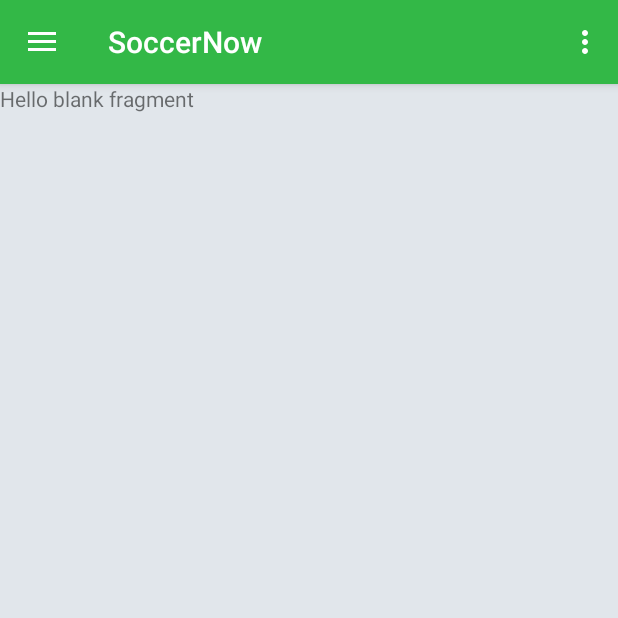
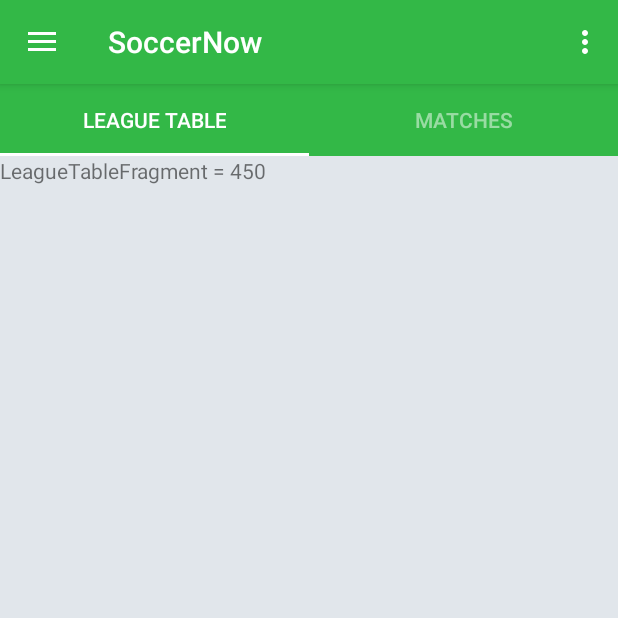
Before and after one commit to Samuel-Samir/Capstone-Project, an Android app: the screen it shows after launch (ContentActivity), in the side drawer, after a tap on "Ligue 1", on a phone screen of 412 x 824 dp, the top half of it. Run offline under Robolectric (Android 15) with nearby library versions, the phone set to English and light mode, and no system bars; our stand-ins replace Picasso; pictures from the network do not load; 2 statements that could not run were skipped.

Commit message:
Adding League Table and Matches fragments

```diff
--- a/SoccerNow/app/src/main/java/samuel/example/com/soccernow/model/football/Competition.java
+++ b/SoccerNow/app/src/main/java/samuel/example/com/soccernow/model/football/Competition.java
@@ -114,7 +114,7 @@ public class Competition {
 
 
         "id": 445,
-        "caption": "Premier League 2017/18",
+        "caption": "Premier LeagueFragment 2017/18",
         "league": "PL",
         "year": "2017",
 
--- a/SoccerNow/app/src/main/java/samuel/example/com/soccernow/view/ContentActivity.java
+++ b/SoccerNow/app/src/main/java/samuel/example/com/soccernow/view/ContentActivity.java
@@ -1,6 +1,5 @@
 package samuel.example.com.soccernow.view;
 
-import android.content.Intent;
 import android.os.Bundle;
 import android.support.design.widget.NavigationView;
 import android.support.v4.app.FragmentManager;
@@ -12,19 +11,12 @@ import android.support.v7.app.AppCompatActivity;
 import android.support.v7.widget.Toolbar;
 import android.view.Menu;
 import android.view.MenuItem;
-import android.widget.Toast;
 
-import java.util.List;
 
-import retrofit2.Call;
-import retrofit2.Callback;
-import retrofit2.Response;
 import samuel.example.com.soccernow.R;
 import samuel.example.com.soccernow.SoccerNowApp;
-import samuel.example.com.soccernow.model.ApiInterface;
 import samuel.example.com.soccernow.model.ConnectivityReceiver;
-import samuel.example.com.soccernow.model.football.Competition;
-import samuel.example.com.soccernow.utilities;
+import samuel.example.com.soccernow.view.football.LeagueFragment;
 import samuel.example.com.soccernow.view.news.NewsFragment;
 
 import static samuel.example.com.soccernow.utilities.checkInternetConnection;
@@ -40,6 +32,7 @@ public class ContentActivity extends AppCompatActivity
 
     FragmentManager mFragmentManager ;
     FragmentTransaction mFragmentTransaction ;
+    public static String CHAMPIONTYPE="chapiontype";
 
     @Override
     protected void onCreate(Bundle savedInstanceState) {
@@ -64,7 +57,6 @@ public class ContentActivity extends AppCompatActivity
         mFragmentManager = getSupportFragmentManager();
         mFragmentTransaction = mFragmentManager.beginTransaction();
         mFragmentTransaction.replace(R.id.content_main,new NewsFragment() , TAG_NEWS_FRAGMENT).commit();
-        loadCompetitionsNewsResponse ();
 
 
     }
@@ -105,7 +97,9 @@ public class ContentActivity extends AppCompatActivity
     @Override
     public boolean onNavigationItemSelected(MenuItem item) {
         // Handle navigation view item clicks here.
+        int chapionCode=0;
         int id = item.getItemId();
+        Bundle bundle ;
 
         if (id == R.id.nav_news) {
 
@@ -113,21 +107,75 @@ public class ContentActivity extends AppCompatActivity
             mFragmentTransaction = mFragmentManager.beginTransaction();
             mFragmentTransaction.replace(R.id.content_main,new NewsFragment()).commit();
         }
-        else  {
-
+        else if (id ==R.id.nav_primera_division)  {
+            chapionCode= 436;
+            bundle=new Bundle();
+            bundle.putInt(CHAMPIONTYPE , chapionCode);
+            LeagueFragment leagueFragment =new LeagueFragment();
+            leagueFragment.setArguments(bundle);
             mFragmentManager = getSupportFragmentManager();
             mFragmentTransaction = mFragmentManager.beginTransaction();
-            mFragmentTransaction.replace(R.id.content_main,new League()).commit();
+            mFragmentTransaction.replace(R.id.content_main,leagueFragment).commit();
 
-        } /*else if (id == R.id.nav_slideshow) {
+        }
+        else if (id ==R.id.nav_primera_liga)  {
 
-        } else if (id == R.id.nav_manage) {
+            chapionCode= 445;
+            bundle=new Bundle();
+            bundle.putInt(CHAMPIONTYPE , chapionCode);
+            LeagueFragment leagueFragment =new LeagueFragment();
+            leagueFragment.setArguments(bundle);
+            mFragmentManager = getSupportFragmentManager();
+            mFragmentTransaction = mFragmentManager.beginTransaction();
+            mFragmentTransaction.replace(R.id.content_main,leagueFragment).commit();
 
-        } else if (id == R.id.nav_share) {
+        }
+        else if (id ==R.id.nav_bundesliga)  {
+            chapionCode= 430;
+            bundle=new Bundle();
+            bundle.putInt(CHAMPIONTYPE , chapionCode);
+            LeagueFragment leagueFragment =new LeagueFragment();
+            leagueFragment.setArguments(bundle);
+            mFragmentManager = getSupportFragmentManager();
+            mFragmentTransaction = mFragmentManager.beginTransaction();
+            mFragmentTransaction.replace(R.id.content_main,leagueFragment).commit();
+        }
+        else if (id ==R.id.nav_ligue_1)  {
 
-        } else if (id == R.id.nav_send) {
+            chapionCode= 450;
+            bundle=new Bundle();
+            bundle.putInt(CHAMPIONTYPE , chapionCode);
+            LeagueFragment leagueFragment =new LeagueFragment();
+            leagueFragment.setArguments(bundle);
+            mFragmentManager = getSupportFragmentManager();
+            mFragmentTransaction = mFragmentManager.beginTransaction();
+            mFragmentTransaction.replace(R.id.content_main,leagueFragment).commit();
 
-        }*/
+        }
+        else if (id ==R.id.nav_serie_A)  {
+
+            chapionCode= 444;
+            bundle=new Bundle();
+            bundle.putInt(CHAMPIONTYPE , chapionCode);
+            LeagueFragment leagueFragment =new LeagueFragment();
+            leagueFragment.setArguments(bundle);
+            mFragmentManager = getSupportFragmentManager();
+            mFragmentTransaction = mFragmentManager.beginTransaction();
+            mFragmentTransaction.replace(R.id.content_main,leagueFragment).commit();
+
+        }
+        else if (id ==R.id.nav_champions_league)  {
+
+            chapionCode= 446;
+            bundle=new Bundle();
+            bundle.putInt(CHAMPIONTYPE , chapionCode);
+            LeagueFragment leagueFragment =new LeagueFragment();
+            leagueFragment.setArguments(bundle);
+            mFragmentManager = getSupportFragmentManager();
+            mFragmentTransaction = mFragmentManager.beginTransaction();
+            mFragmentTransaction.replace(R.id.content_main,leagueFragment).commit();
+
+        }
 
         DrawerLayout drawer = (DrawerLayout) findViewById(R.id.drawer_layout);
         drawer.closeDrawer(GravityCompat.START);
@@ -145,7 +193,7 @@ public class ContentActivity extends AppCompatActivity
     public void onNetworkConnectionChanged(boolean isConnected) {
         showSnackbar(isConnected, findViewById(android.R.id.content), this);
     }
-
+/*
     public void loadCompetitionsNewsResponse ( )
     {
 
@@ -167,5 +215,5 @@ public class ContentActivity extends AppCompatActivity
         });
 
 
-    }
+    }*/
 }
--- a/SoccerNow/app/src/main/java/samuel/example/com/soccernow/view/League.java
+++ /dev/null
@@ -1,47 +0,0 @@
-package samuel.example.com.soccernow.view;
-
-
-import android.os.Bundle;
-import android.support.v4.app.Fragment;
-import android.util.Log;
-import android.view.LayoutInflater;
-import android.view.View;
-import android.view.ViewGroup;
-import android.widget.Toast;
-
-import java.util.List;
-
-import retrofit2.Call;
-import retrofit2.Callback;
-import retrofit2.Response;
-import samuel.example.com.soccernow.R;
-import samuel.example.com.soccernow.model.ApiInterface;
-import samuel.example.com.soccernow.model.articleModel.NewsResponse;
-import samuel.example.com.soccernow.model.football.Competition;
-import samuel.example.com.soccernow.utilities;
-
-/**
- * A simple {@link Fragment} subclass.
- */
-public class League extends Fragment {
-
-    public League() {
-        // Required empty public constructor
-    }
-
-
-    @Override
-    public View onCreateView(LayoutInflater inflater, ViewGroup container,
-                             Bundle savedInstanceState) {
-        // Inflate the layout for this fragment
-         View rootView =inflater.inflate(R.layout.fragment_league, container, false);
-         int x  = utilities.competitions.size();
-        Log.e("a7a" , String.valueOf(x));
-        //oadNewsResponse ( );
-        return rootView ;
-    }
-
-
-
-
-}
--- /dev/null
+++ b/SoccerNow/app/src/main/java/samuel/example/com/soccernow/view/football/LeagueFragment.java
@@ -0,0 +1,102 @@
+package samuel.example.com.soccernow.view.football;
+
+
+import android.os.Bundle;
+import android.support.design.widget.TabLayout;
+import android.support.v4.app.Fragment;
+import android.support.v4.view.ViewPager;
+import android.util.Log;
+import android.view.LayoutInflater;
+import android.view.View;
+import android.view.ViewGroup;
+import android.widget.Toast;
+
+import java.util.ArrayList;
+import java.util.List;
+
+import retrofit2.Call;
+import retrofit2.Callback;
+import retrofit2.Response;
+import samuel.example.com.soccernow.R;
+import samuel.example.com.soccernow.adapter.ViewPagerAdapter;
+import samuel.example.com.soccernow.model.ApiInterface;
+import samuel.example.com.soccernow.model.articleModel.NewsResponse;
+import samuel.example.com.soccernow.model.football.Competition;
+import samuel.example.com.soccernow.utilities;
+import samuel.example.com.soccernow.view.news.LatestNewsFragment;
+import samuel.example.com.soccernow.view.news.TopNewsFragment;
+
+import static samuel.example.com.soccernow.view.ContentActivity.CHAMPIONTYPE;
+
+/**
+ * A simple {@link Fragment} subclass.
+ */
+public class LeagueFragment extends Fragment {
+
+    private int chapionCode;
+    TabLayout tabLayout;
+    ViewPager viewPager;
+    public static String LEAGUE_CODE ="code";
+
+    @Override
+    public View onCreateView(LayoutInflater inflater, ViewGroup container,
+                             Bundle savedInstanceState) {
+         View rootView =inflater.inflate(R.layout.fragment_league, container, false);
+
+        if (getArguments()!= null && getArguments().getInt(CHAMPIONTYPE)!=0)
+        {
+            chapionCode = getArguments().getInt(CHAMPIONTYPE);
+        }
+
+        viewPager = (ViewPager) rootView.findViewById(R.id.viewPager);
+        tabLayout = (TabLayout) rootView.findViewById(R.id.tabLayout);
+        setFragments () ;
+
+        return rootView ;
+    }
+
+    private  void setFragments ()
+    {
+        tabLayout.setupWithViewPager(viewPager);
+        ViewPagerAdapter customAdapter = new ViewPagerAdapter( getChildFragmentManager());
+
+        ArrayList<String> fragmentsNames = new ArrayList<>();
+        fragmentsNames.add(getResources().getString(R.string.leagueTable));
+        fragmentsNames.add(getResources().getString(R.string.matches));
+
+        ArrayList<Fragment> fragmentsList =new ArrayList<>();
+        LeagueTableFragment leagueTableFragment = new LeagueTableFragment();
+        MatchesFragment matchesFragment =new MatchesFragment();
+
+        Bundle bundle = new Bundle();
+        bundle.putInt(LEAGUE_CODE , chapionCode);
+        leagueTableFragment.setArguments(bundle);
+        matchesFragment.setArguments(bundle);
+
+        fragmentsList.add(leagueTableFragment);
+        fragmentsList.add(matchesFragment);
+        customAdapter.setData(fragmentsNames ,fragmentsList);
+
+        viewPager.setAdapter(customAdapter);
+        tabLayout.setOnTabSelectedListener(new TabLayout.OnTabSelectedListener() {
+            @Override
+            public void onTabSelected(TabLayout.Tab tab) {
+                viewPager.setCurrentItem(tab.getPosition());
+            }
+
+            @Override
+            public void onTabUnselected(TabLayout.Tab tab) {
+                viewPager.setCurrentItem(tab.getPosition());
+            }
+
+            @Override
+            public void onTabReselected(TabLayout.Tab tab) {
+                viewPager.setCurrentItem(tab.getPosition());
+            }
+        });
+    }
+
+
+
+
+}
--- /dev/null
+++ b/SoccerNow/app/src/main/java/samuel/example/com/soccernow/view/football/LeagueTableFragment.java
@@ -0,0 +1,33 @@
+package samuel.example.com.soccernow.view.football;
+
+import android.os.Bundle;
+import android.support.v4.app.Fragment;
+import android.view.LayoutInflater;
+import android.view.View;
+import android.view.ViewGroup;
+import android.widget.TextView;
+
+import samuel.example.com.soccernow.R;
+
+import static samuel.example.com.soccernow.view.ContentActivity.CHAMPIONTYPE;
+import static samuel.example.com.soccernow.view.football.LeagueFragment.LEAGUE_CODE;
+
+public class LeagueTableFragment extends Fragment {
+    private int chapionCode;
+
+    @Override
+    public View onCreateView(LayoutInflater inflater, ViewGroup container,
+                             Bundle savedInstanceState) {
+         View rootView =inflater.inflate(R.layout.fragment_league_table, container, false);
+        if (getArguments()!= null && getArguments().getInt(LEAGUE_CODE)!=0)
+        {
+            chapionCode = getArguments().getInt(LEAGUE_CODE);
+            TextView textView = (TextView) rootView.findViewById(R.id.sasa);
+            textView.setText("LeagueTableFragment = "+String.valueOf(chapionCode));
+        }
+        return  rootView;
+    }
+
+
+
+}
--- /dev/null
+++ b/SoccerNow/app/src/main/java/samuel/example/com/soccernow/view/football/MatchesFragment.java
@@ -0,0 +1,34 @@
+package samuel.example.com.soccernow.view.football;
+
+
+import android.os.Bundle;
+import android.support.v4.app.Fragment;
+import android.view.LayoutInflater;
+import android.view.View;
+import android.view.ViewGroup;
+import android.widget.TextView;
+
+import samuel.example.com.soccernow.R;
+
+import static samuel.example.com.soccernow.view.football.LeagueFragment.LEAGUE_CODE;
+
+public class MatchesFragment extends Fragment {
+
+    private int chapionCode;
+
+    @Override
+    public View onCreateView(LayoutInflater inflater, ViewGroup container,
+                             Bundle savedInstanceState) {
+        // Inflate the layout for this fragment
+         View rootView = inflater.inflate(R.layout.fragment_matches, container, false);
+
+        if (getArguments()!= null && getArguments().getInt(LEAGUE_CODE)!=0)
+        {
+            chapionCode = getArguments().getInt(LEAGUE_CODE);
+            TextView textView = (TextView) rootView.findViewById(R.id.sasa);
+            textView.setText("Matches = "+String.valueOf(chapionCode));
+        }
+        return rootView;
+    }
+
+}
--- a/SoccerNow/app/src/main/res/layout/fragment_league.xml
+++ b/SoccerNow/app/src/main/res/layout/fragment_league.xml
@@ -1,13 +1,30 @@
-<FrameLayout xmlns:android="http://schemas.android.com/apk/res/android"
+<LinearLayout xmlns:android="http://schemas.android.com/apk/res/android"
     xmlns:tools="http://schemas.android.com/tools"
     android:layout_width="match_parent"
     android:layout_height="match_parent"
-    tools:context="samuel.example.com.soccernow.view.League">
+    xmlns:app="http://schemas.android.com/apk/res-auto"
+    android:orientation="vertical"
+    android:id="@+id/linear"
+    tools:context="samuel.example.com.soccernow.view.football.LeagueFragment">
 
-    <!-- TODO: Update blank fragment layout -->
-    <TextView
+    <android.support.design.widget.TabLayout
         android:layout_width="match_parent"
-        android:layout_height="match_parent"
-        android:text="@string/hello_blank_fragment" />
+        android:layout_height="wrap_content"
+        android:id="@+id/tabLayout"
+        android:layout_alignParentTop="true"
+        android:layout_centerHorizontal="true"
+        android:background="@color/colorPrimary"
+        app:tabMode="fixed"
+        app:tabTextColor="@color/transparent_white"
+        app:tabSelectedTextColor="@color/colorAccent"
+        app:tabGravity="fill"
+        />
 
-</FrameLayout>
+    <android.support.v4.view.ViewPager
+        android:layout_width="wrap_content"
+        android:layout_height="wrap_content"
+        android:id="@+id/viewPager"
+        android:layout_below="@+id/tabLayout"
+        android:layout_centerHorizontal="true" />
+
+</LinearLayout>
--- /dev/null
+++ b/SoccerNow/app/src/main/res/layout/fragment_league_table.xml
@@ -0,0 +1,14 @@
+<FrameLayout xmlns:android="http://schemas.android.com/apk/res/android"
+    xmlns:tools="http://schemas.android.com/tools"
+    android:layout_width="match_parent"
+    android:layout_height="match_parent"
+    tools:context="samuel.example.com.soccernow.view.football.LeagueTableFragment">
+
+    <!-- TODO: Update blank fragment layout -->
+    <TextView
+        android:layout_width="match_parent"
+        android:layout_height="match_parent"
+        android:id="@+id/sasa"
+        android:text="@string/hello_blank_fragment" />
+
+</FrameLayout>
--- a/SoccerNow/app/src/main/res/layout/nav_header_content.xml
+++ b/SoccerNow/app/src/main/res/layout/nav_header_content.xml
@@ -10,7 +10,8 @@
     android:paddingLeft="@dimen/activity_horizontal_margin"
     android:paddingRight="@dimen/activity_horizontal_margin"
     android:paddingTop="@dimen/activity_vertical_margin"
-    android:theme="@style/ThemeOverlay.AppCompat.Dark">
+    android:theme="@style/ThemeOverlay.AppCompat.Dark"
+    >
 
     <ImageView
         android:id="@+id/imageView"
--- a/SoccerNow/app/src/main/res/menu/activity_content_drawer.xml
+++ b/SoccerNow/app/src/main/res/menu/activity_content_drawer.xml
@@ -6,6 +6,10 @@
             android:id="@+id/nav_news"
             android:icon="@drawable/ic_menu_camera"
             android:title="@string/news" />
+        <item
+            android:id="@+id/nav_primera_division"
+            android:icon="@drawable/ic_menu_gallery"
+            android:title="@string/primera_division" />
         <item
             android:id="@+id/nav_primera_liga"
             android:icon="@drawable/ic_menu_gallery"
--- a/SoccerNow/app/src/main/res/values/strings.xml
+++ b/SoccerNow/app/src/main/res/values/strings.xml
@@ -6,11 +6,14 @@
     <string name="navigation_drawer_close">Close navigation drawer</string>
     <string name="action_settings">Settings</string>
     <string name="news">News</string>
+
+    <string name="primera_division">Primera Division</string>
     <string name="primera_liga">Primera Liga</string>
     <string name="bundesliga">Bundesliga</string>
     <string name="ligue_1">Ligue 1</string>
     <string name="serie_A">Serie A</string>
     <string name="champions_league">Champions-League</string>
+
     <string name="chate">Chate</string>
     <string name="top_news">Top News</string>
     <string name="latest_news">Latest News</string>
@@ -19,6 +22,9 @@
     <string name="news_source">talksport</string>
     <string name="snackbar_message_connected">Connected</string>
     <string name="snackbar_message_disconnected">No Internet Connection</string>
+    <string name="matches">Matches</string>
+    <string name="leagueTable">League Table</string>
+
 
     <!-- TODO: Remove or change this placeholder text -->
     <string name="hello_blank_fragment">Hello blank fragment</string>
```
Also changed, not shown: SoccerNow/app/src/main/java/samuel/example/com/soccernow/model/ApiInterface.java (+6 -1 lines), SoccerNow/app/src/main/res/layout/fragment_matches.xml (added, +14 -0 lines), SoccerNow/app/src/main/res/drawable/bundesliga.png (added), SoccerNow/app/src/main/res/drawable/champions.png (added), SoccerNow/app/src/main/res/drawable/ligue_1.png (added), SoccerNow/app/src/main/res/drawable/premierleague.png (added), SoccerNow/app/src/main/res/drawable/primeradivision.png (added), SoccerNow/app/src/main/res/drawable/seriea.png (added).
